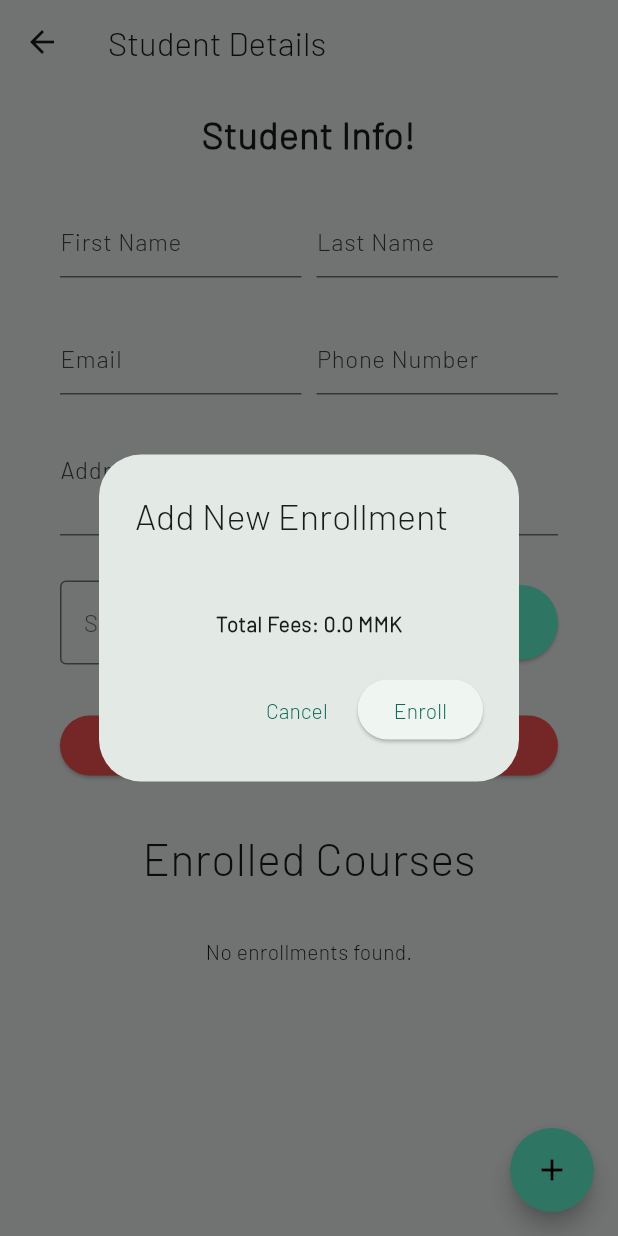
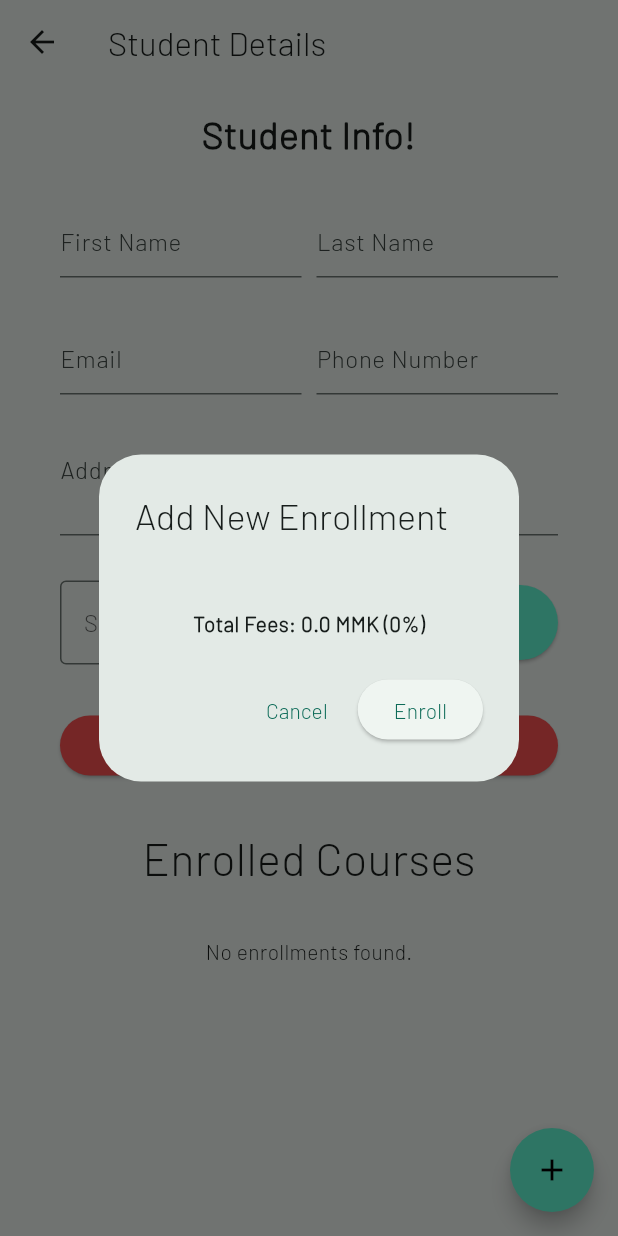
Before and after one commit to Aung-myat-min/star_education_centre, a Flutter app: the StudentDetailPage screen opened directly with empty values, after a tap on the "add" icon, on a phone screen of 412 x 824 dp. Run offline on Flutter 3.47's test engine with Material 3 defaults, Android fonts, the phone set to English and light mode, and no system bars; our stand-ins replace cloud_firestore, firebase_core; accounts and stored records are empty.

Commit message:
feat: student detail page

```diff
--- a/lib/pages/student_detail_page.dart
+++ b/lib/pages/student_detail_page.dart
@@ -27,8 +27,9 @@ class _StudentDetailPageState extends State<StudentDetailPage> {
   String? _sectionValue;
   bool readOnly = true;
   List<Course> _courseList = [];
-  List<String> _selectedCourses = []; // List to hold selected course IDs
+  final List<String> _selectedCourses = []; // List to hold selected course IDs
   Stream<List<Enrollment>>? _enrollments;
+  int discount = 0;
 
   final _formKey = GlobalKey<FormState>();
 
@@ -37,7 +38,7 @@ class _StudentDetailPageState extends State<StudentDetailPage> {
     super.initState();
     _fetchStudentInfo(); // Fetch student info on page load
     _getCourses();
-    _enrollments = Enrollment.getEnrollmentByStudent(widget.sId);
+    _fetchEnrollments();
   }
 
   Future<void> _updateStudentInfo() async {
@@ -191,7 +192,7 @@ class _StudentDetailPageState extends State<StudentDetailPage> {
                       height: 30,
                     ),
                     Text(
-                      "Total Fees: $totalCourseFees MMK",
+                      "Total Fees: ${totalCourseFees - (totalCourseFees * (discount / 100))} MMK ($discount%)",
                       style: const TextStyle(fontWeight: FontWeight.bold),
                     ),
                   ],
@@ -218,7 +219,6 @@ class _StudentDetailPageState extends State<StudentDetailPage> {
       },
     );
   }
-
 
   Future<void> _enrollCourse() async {
     Map<String, double> selectedCoursesMap = {};
@@ -252,6 +252,25 @@ class _StudentDetailPageState extends State<StudentDetailPage> {
     }
   }
 
+  Future<void> _fetchEnrollments() async {
+    _enrollments = Enrollment.getEnrollmentByStudent(widget.sId);
+
+    // Listen to the stream to fetch the number of courses
+    _enrollments?.listen((enrollmentList) {
+      final int numberOfCourses = enrollmentList.length;
+
+      if (numberOfCourses >= 3) {
+        discount = RoyalStudent.getDiscount();
+      } else if (numberOfCourses == 1) {
+        discount = RegisteredStudent.getDiscount();
+      } else if (numberOfCourses == 2) {
+        discount = OldStudent.getDiscount();
+      } else {
+        discount = Student.getDiscount();
+      }
+
+    });
+  }
 
   @override
   void dispose() {
@@ -489,7 +508,6 @@ class _enrolledCoursesState extends State<_enrolledCourses> {
   Widget build(BuildContext context) {
     return StreamBuilder<List<Enrollment>>(
       stream: widget.enrollments,
-      // Get enrollments by student ID
       builder: (context, snapshot) {
         if (snapshot.connectionState == ConnectionState.waiting) {
           return const Center(child: CircularProgressIndicator());
@@ -501,8 +519,64 @@ class _enrolledCoursesState extends State<_enrolledCourses> {
 
         final enrollments = snapshot.data!;
 
-        return ListView.builder(
+        return SingleChildScrollView(
+          child: SizedBox(
+            width: double.infinity,
+            child: Column(
+              children: [
+                // Table Header
+                Table(
+                  border: TableBorder.all(color: Colors.black, width: 1),
+                  columnWidths: const {
+                    0: FlexColumnWidth(2),
+                    1: FlexColumnWidth(1),
+                    2: FlexColumnWidth(1),
+                    3: FlexColumnWidth(2),
+                  },
+                  children: [
+                    TableRow(
+                      decoration: const BoxDecoration(color: Colors.grey),
+                      children: const [
+                        Padding(
+                          padding: EdgeInsets.all(8.0),
+                          child: Text(
+                            'Course Name',
+                            style: TextStyle(
+                                fontSize: 16, fontWeight: FontWeight.bold),
+                          ),
+                        ),
+                        Padding(
+                          padding: EdgeInsets.all(8.0),
+                          child: Text(
+                            'Cost',
+                            style: TextStyle(
+                                fontSize: 16, fontWeight: FontWeight.bold),
+                          ),
+                        ),
+                        Padding(
+                          padding: EdgeInsets.all(8.0),
+                          child: Text(
+                            'Discount',
+                            style: TextStyle(
+                                fontSize: 16, fontWeight: FontWeight.bold),
+                          ),
+                        ),
+                        Padding(
+                          padding: EdgeInsets.all(8.0),
+                          child: Text(
+                            'Enrolled Date',
+                            style: TextStyle(
+                                fontSize: 16, fontWeight: FontWeight.bold),
+                          ),
+                        ),
+                      ],
+                    ),
+                  ],
+                ),
+                // Table Rows for enrollments
+                ListView.builder(
                   shrinkWrap: true,
+                  physics: const NeverScrollableScrollPhysics(),
                   itemCount: enrollments.length,
                   itemBuilder: (context, index) {
                     final enrollment = enrollments[index];
@@ -510,39 +584,70 @@ class _enrolledCoursesState extends State<_enrolledCourses> {
                     return FutureBuilder<Course?>(
                       future: Course.readCourseById(enrollment.courseId),
                       builder: (context, courseSnapshot) {
-                if (courseSnapshot.connectionState == ConnectionState.waiting) {
-                  return const ListTile(
-                    title: Text('Loading course...'),
-                  );
+                        if (courseSnapshot.connectionState ==
+                            ConnectionState.waiting) {
+                          return const Text("Loading..."); // Custom widget to show loading row
                         } else if (courseSnapshot.hasError) {
-                  return ListTile(
-                    title: Text('Error: ${courseSnapshot.error}'),
-                  );
+                          return const Text("Error Loading", style: TextStyle(color: Colors.red),); // Custom widget to show error row
                         }
 
                         final course = courseSnapshot.data;
+                        if (course == null) {
+                          return const Text("Error Loading", style: TextStyle(color: Colors.red),); // Custom widget for unknown course
+                        }
 
-                return ListTile(
-                  contentPadding:
-                      const EdgeInsets.symmetric(horizontal: 16, vertical: 10),
-                  title: Text(
-                    course?.courseName ?? 'Unknown Course',
-                    style: const TextStyle(
-                        fontSize: 20, fontWeight: FontWeight.bold),
+                        // Calculate total cost after discount
+                        num discount = enrollment.discount ?? 0.0;
+                        double discountedCost = enrollment.totalFee - discount;
+
+                        return Table(
+                          border: TableBorder.all(color: Colors.black, width: 1),
+                          columnWidths: const {
+                            0: FlexColumnWidth(2),
+                            1: FlexColumnWidth(1),
+                            2: FlexColumnWidth(1),
+                            3: FlexColumnWidth(2),
+                          },
+                          children: [
+                            TableRow(
+                              children: [
+                                Padding(
+                                  padding: const EdgeInsets.all(8.0),
+                                  child: Text(course.courseName,
+                                      style: const TextStyle(fontSize: 14)),
                                 ),
-                  subtitle: Text(
-                    'Enrolled on: ${DateFormat.yMMMMd().add_jm().format(enrollment.enrolledT)}', // Formatting enrolled time
-                    style: const TextStyle(fontSize: 12, color: Colors.grey),
+                                Padding(
+                                  padding: const EdgeInsets.all(8.0),
+                                  child: Text(
+                                    '${discountedCost.toStringAsFixed(0)}',
+                                    style: const TextStyle(fontSize: 14),
                                   ),
-                  trailing: Text(
-                    '\$${enrollment.totalFee.toStringAsFixed(2)}',
-                    style: const TextStyle(
-                        fontSize: 16, fontWeight: FontWeight.bold),
                                 ),
+                                Padding(
+                                  padding: const EdgeInsets.all(8.0),
+                                  child: Text(
+                                    '${enrollment.discount}%',
+                                    style: const TextStyle(fontSize: 14),
+                                  ),
+                                ),
+                                Padding(
+                                  padding: const EdgeInsets.all(8.0),
+                                  child: Text(
+                                    '${enrollment.enrolledT.day}/${enrollment.enrolledT.month}/${enrollment.enrolledT.year}',
+                                    style: const TextStyle(fontSize: 14),
+                                  ),
+                                ),
+                              ],
+                            ),
+                          ],
                         );
                       },
                     );
                   },
+                ),
+              ],
+            ),
+          ),
         );
       },
     );
```
Also changed, not shown: lib/pages/courses_page.dart (+7 -7 lines). Lines whose indentation alone changed are shown as unchanged.
